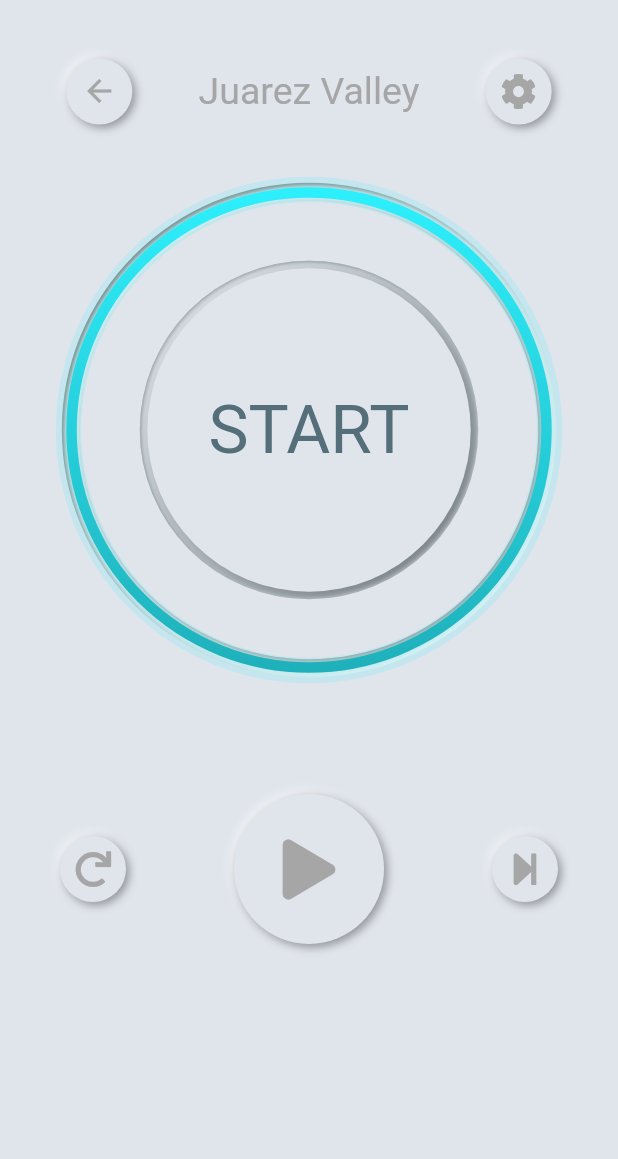
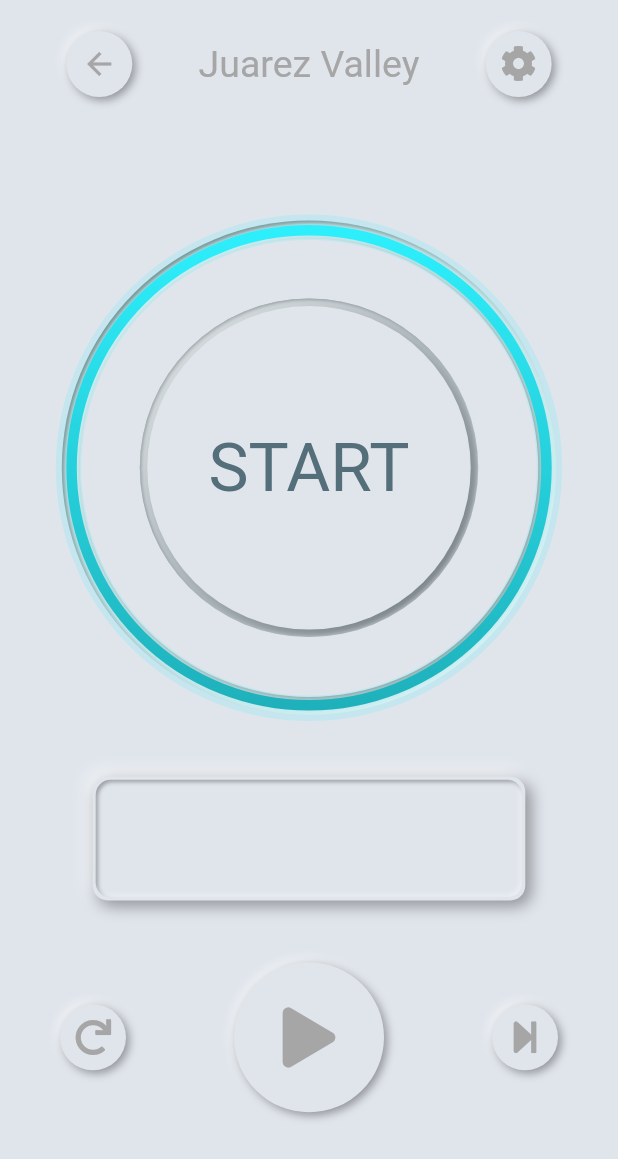
Before and after one commit to tksuns12/jailhouse_workout, a Flutter app: the screen it shows after launch, after a tap on "Juarez Valley", on a phone screen of 412 x 824 dp. Shown: the top 1159 px of the screen. Run offline on Flutter 3.47's test engine with Material 2 defaults, Android fonts, the phone set to English and light mode, and no system bars; drawn by our look-alikes of flutter_neumorphic; our stand-ins replace audioplayers, font_awesome_flutter, hive, hive_flutter, permission_handler, wakelock; missing offline and left inert: digital_lcd; accounts and stored records are empty.

Commit message:
후아레즈 약간 수정

```diff
--- a/lib/screens/jurarez_screen.dart
+++ b/lib/screens/jurarez_screen.dart
@@ -209,7 +209,7 @@ class _JuarezScreenState extends State<JuarezScreen>
                   Spacer(),
                 ],
               ),
-              Spacer(),
+              Spacer(flex: 4),
               SizedBox(
                 width: MediaQuery.of(context).size.width * 0.8,
                 height: MediaQuery.of(context).size.width * 0.8,
@@ -335,9 +335,83 @@ class _JuarezScreenState extends State<JuarezScreen>
                   ],
                 ),
               ),
-              Row(
-                children: <Widget>[],
-              ),
+              Spacer(flex: 2),
+              SizedBox(
+                  height: MediaQuery.of(context).size.height * 0.1,
+                  width: MediaQuery.of(context).size.width * 0.7,
+                  child: Neumorphic(
+                    padding: EdgeInsets.all(2),
+                    boxShape:
+                        NeumorphicBoxShape.roundRect(BorderRadius.circular(10)),
+                    style: NeumorphicStyle(color: kMainColor, depth: 7),
+                    child: Neumorphic(
+                      style: NeumorphicStyle(color: kMainColor, depth: -3),
+                      boxShape: NeumorphicBoxShape.roundRect(
+                          BorderRadius.circular(10)),
+                      child: Consumer(builder: (BuildContext context,
+                          JuarezProvider juarez, Widget child) {
+                        return Visibility(
+                          visible: juarez.hasBegun,
+                          child: Row(
+                            mainAxisAlignment: MainAxisAlignment.center,
+                            children: <Widget>[
+                              Column(
+                                  mainAxisAlignment: MainAxisAlignment.center,
+                                  children: <Widget>[
+                                    Text(
+                                      "Next Reps",
+                                      style:
+                                          TextStyle(color: kDarkerAccentColor),
+                                      textAlign: TextAlign.center,
+                                    ),
+                                    Lcd(context).Number(
+                                      activeColor: Colors.red,
+                                      lcdDecoration: BoxDecoration(
+                                          color: Colors.transparent),
+                                      number: staticJuarez.reps[1],
+                                      digitCount: 2,
+                                      lcdPadding:
+                                          EdgeInsets.symmetric(horizontal: 0),
+                                      digitAlignment: MainAxisAlignment.center,
+                                      lcdWidth:
+                                          MediaQuery.of(context).size.width *
+                                              0.15,
+                                      lcdHeight: 50,
+                                      segmentWidth: 8,
+                                    )
+                                  ]),
+                              SizedBox(width: 20),
+                              Column(
+                                mainAxisAlignment: MainAxisAlignment.center,
+                                children: <Widget>[
+                                  Text(
+                                    "Sets Left",
+                                    style: TextStyle(color: kDarkerAccentColor),
+                                    textAlign: TextAlign.center,
+                                  ),
+                                  Lcd(context).Number(
+                                    activeColor: Colors.red,
+                                    lcdDecoration: BoxDecoration(
+                                        color: Colors.transparent),
+                                    number: staticJuarez.reps.length,
+                                    digitCount: 2,
+                                    lcdPadding:
+                                        EdgeInsets.symmetric(horizontal: 0),
+                                    digitAlignment: MainAxisAlignment.center,
+                                    lcdWidth:
+                                        MediaQuery.of(context).size.width *
+                                            0.15,
+                                    lcdHeight: 50,
+                                    segmentWidth: 8,
+                                  )
+                                ],
+                              )
+                            ],
+                          ),
+                        );
+                      }),
+                    ),
+                  )),
               Spacer(flex: 2),
               Consumer(
                 builder: (BuildContext context, JuarezProvider juarez,
@@ -425,7 +499,7 @@ class _JuarezScreenState extends State<JuarezScreen>
                 },
               ),
               Spacer(
-                flex: 5,
+                flex: 4,
               ),
             ],
           ),
--- a/pubspec.yaml
+++ b/pubspec.yaml
@@ -59,11 +59,6 @@ flutter:
     - assets/images/
     - assets/sounds/
 
-  fonts:
-    - family: DungGeunMo
-      fonts:
-        - asset: assets/fonts/DungGeunMo.ttf
-
   # An image asset can refer to one or more resolution-specific "variants", see
   # https://flutter.dev/assets-and-images/#resolution-aware.
 
```
